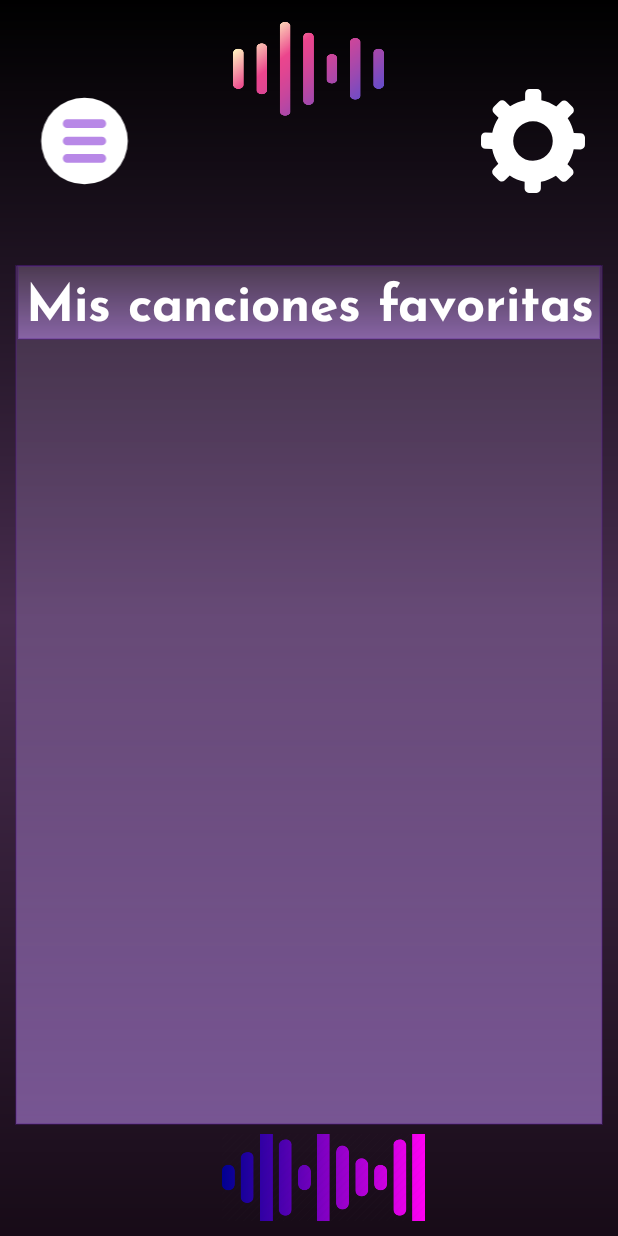
After one commit to RobsonGarciaJunior/Reto1_AgendaMusical, an Android app: the ListSongsActivity screen opened directly, with no data from a screen before it, on a phone screen of 412 x 824 dp. The commit adds this screen. Run offline under Robolectric (Android 15) with nearby library versions, the phone set to English and light mode, and no system bars.

Commit message:
add-intents

```diff
--- /dev/null
+++ b/app/src/main/java/com/example/agenda_musical_reto1/ListSongsActivity.kt
@@ -0,0 +1,29 @@
+package com.example.agenda_musical_reto1
+
+import android.content.Intent
+import androidx.appcompat.app.AppCompatActivity
+import android.os.Bundle
+import android.widget.ImageButton
+
+class ListSongsActivity : AppCompatActivity() {
+    override fun onCreate(savedInstanceState: Bundle?) {
+        super.onCreate(savedInstanceState)
+        setContentView(R.layout.list_songs_activity)
+
+        findViewById<ImageButton>(R.id.configButton).setOnClickListener() {
+            val intent = Intent(this, ConfigurationActivity::class.java)
+            startActivity(intent)
+            finish()
+        }
+
+        val spinnerButton = findViewById<ImageButton>(R.id.menuSpinner)
+
+        val optionActions = mapOf(
+            "Inicio" to { MenuOptionsHandler.handleMenuOption("Inicio", this) },
+            "Todas las Canciones" to { MenuOptionsHandler.handleMenuOption("Todas las Canciones", this) },
+            "Mis Canciones Favoritas" to { MenuOptionsHandler.handleMenuOption("Mis Canciones Favoritas", this) }
+        )
+
+        Spinner.setupPopupMenu(spinnerButton, this)
+    }
+}
--- /dev/null
+++ b/app/src/main/java/com/example/agenda_musical_reto1/Spinner.kt
@@ -0,0 +1,59 @@
+import android.content.Context
+import android.content.Intent
+import android.view.ContextThemeWrapper
+import android.widget.ImageButton
+import android.widget.PopupMenu
+import androidx.appcompat.app.AppCompatActivity
+import com.example.agenda_musical_reto1.ListSongsActivity
+import com.example.agenda_musical_reto1.MainMenuActivity
+import com.example.agenda_musical_reto1.R
+
+object MenuOptionsHandler {
+    fun handleMenuOption(option: String, context: Context) {
+        val intent = when (option) {
+            "Inicio" -> Intent(context, MainMenuActivity::class.java)
+            "Todas las Canciones" -> Intent(context, ListSongsActivity::class.java)
+            "Mis Canciones Favoritas" -> Intent(context, ListSongsActivity::class.java)
+            else -> null
+        }
+        intent?.run {
+            context.startActivity(this)
+            if (context is AppCompatActivity) {
+                context.finish()
+            }
+        }
+    }
+}
+
+class Spinner {
+    companion object {
+        fun setupPopupMenu(
+            button: ImageButton,
+            activity: AppCompatActivity,
+            menuOptions: List<String> = listOf("Inicio", "Todas las Canciones", "Mis Canciones Favoritas")
+        ) {
+            val wrapper = ContextThemeWrapper(activity, R.style.PopupMenuStyle)
+            val popupMenu = PopupMenu(wrapper, button)
+
+            configureMenuOptions(popupMenu, menuOptions, activity)
+
+            button.setOnClickListener {
+                popupMenu.show()
+            }
+        }
+
+        private fun configureMenuOptions(
+            popupMenu: PopupMenu,
+            menuOptions: List<String>,
+            context: Context
+        ) {
+            menuOptions.forEach { option ->
+                val menuItem = popupMenu.menu.add(option)
+                menuItem.setOnMenuItemClickListener {
+                    MenuOptionsHandler.handleMenuOption(option, context)
+                    true
+                }
+            }
+        }
+    }
+}
--- /dev/null
+++ b/app/src/main/res/drawable/ic_spinner_background.xml
@@ -0,0 +1,11 @@
+<?xml version="1.0" encoding="utf-8"?>
+<shape xmlns:android="http://schemas.android.com/apk/res/android"
+    android:shape="rectangle">
+    <gradient
+        android:angle="180"
+        android:centerColor="#D2492A87"
+        android:endColor="#DF403060"
+        android:startColor="#2D1533" />
+
+    <corners android:radius="8dp" />
+</shape>
--- a/app/src/main/res/layout/list_songs_activity.xml
+++ b/app/src/main/res/layout/list_songs_activity.xml
@@ -37,7 +37,7 @@
         tools:ignore="RtlSymmetry">
 
         <ImageButton
-            android:id="@+id/imageButton"
+            android:id="@+id/menuSpinner"
             android:layout_width="50dp"
             android:layout_height="69dp"
             android:layout_gravity="center"
@@ -60,7 +60,7 @@
             app:srcCompat="@drawable/main_logo" />
 
         <ImageButton
-            android:id="@+id/imageButton2"
+            android:id="@+id/configButton"
             android:layout_width="50dp"
             android:layout_height="69dp"
             android:layout_gravity="center"
--- a/app/src/main/res/layout/login_activity.xml
+++ b/app/src/main/res/layout/login_activity.xml
@@ -36,7 +36,7 @@
         tools:ignore="RtlSymmetry">
 
         <ImageButton
-            android:id="@+id/imageButton"
+            android:id="@+id/menuSpinner"
             android:layout_width="50dp"
             android:layout_height="69dp"
             android:layout_gravity="center"
@@ -59,7 +59,7 @@
             app:srcCompat="@drawable/main_logo" />
 
         <ImageButton
-            android:id="@+id/imageButton2"
+            android:id="@+id/configButton"
             android:layout_width="50dp"
             android:layout_height="69dp"
             android:layout_gravity="center"
--- a/app/src/main/res/layout/song_activity.xml
+++ b/app/src/main/res/layout/song_activity.xml
@@ -36,7 +36,7 @@
         tools:ignore="RtlSymmetry">
 
         <ImageButton
-            android:id="@+id/imageButton"
+            android:id="@+id/menuSpinner"
             android:layout_width="50dp"
             android:layout_height="69dp"
             android:layout_gravity="center"
@@ -59,7 +59,7 @@
             app:srcCompat="@drawable/main_logo" />
 
         <ImageButton
-            android:id="@+id/imageButton2"
+            android:id="@+id/configButton"
             android:layout_width="50dp"
             android:layout_height="69dp"
             android:layout_gravity="center"
--- a/app/src/main/res/values/strings.xml
+++ b/app/src/main/res/values/strings.xml
@@ -16,5 +16,7 @@
     <string name="repeat_new_password">Repetir Nueva Contraseña</string>
     <string name="new_password">Nueva Contraseña</string>
     <string name="change_password">Restablecer Contraseña</string>
+    <string name="delete_account">Eliminar Cuenta</string>
+    <string name="logout">Cerrar Sesión</string>
 
 </resources>
--- /dev/null
+++ b/app/src/main/res/values/styles.xml
@@ -0,0 +1,12 @@
+<?xml version="1.0" encoding="utf-8"?>
+<resources>
+    <style name="PopupMenuStyle" parent="@style/Widget.AppCompat.PopupMenu">
+        <item name="android:background">@drawable/ic_spinner_background</item>
+        <item name="android:textSize">24sp</item>
+        <item name="android:textColor">@android:color/white</item>
+        <item name="android:textStyle">bold</item>
+    </style>
+
+
+
+</resources>
```
Also changed, not shown: app/src/main/AndroidManifest.xml (+18 -0 lines), app/src/main/java/com/example/agenda_musical_reto1/ConfigurationActivity.kt (added, +30 -0 lines), app/src/main/java/com/example/agenda_musical_reto1/LoginActivity.kt (added, +28 -0 lines), app/src/main/java/com/example/agenda_musical_reto1/MainActivity.kt (+20 -1 lines), app/src/main/java/com/example/agenda_musical_reto1/MainMenuActivity.kt (added, +29 -0 lines), app/src/main/java/com/example/agenda_musical_reto1/RegisterActivity.kt (added, +29 -0 lines), app/src/main/res/layout/change_password_activity.xml (added, +220 -0 lines), app/src/main/res/layout/configuration_activity.xml (+36 -127 lines), app/src/main/res/layout/main_menu_activity.xml (+6 -3 lines), app/src/main/res/layout/register_activity.xml (+5 -5 lines).
